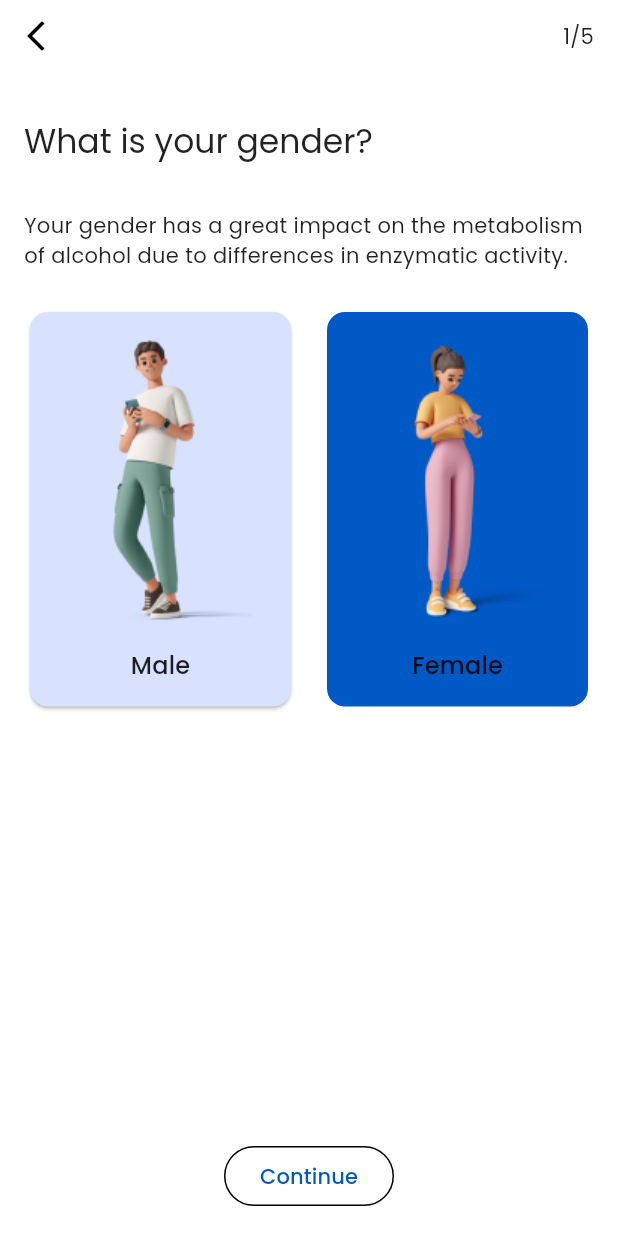
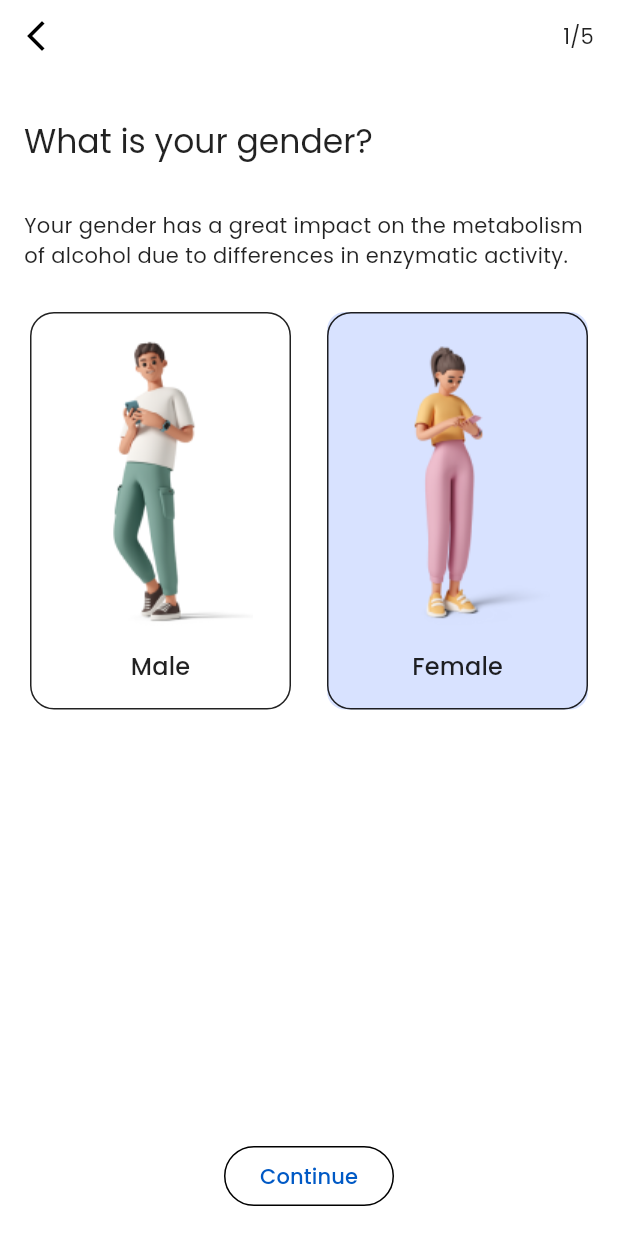
Before and after one commit to FERNman/drimble, a Flutter app: the OnboardingSelectGenderPage screen opened by its route, on a phone screen of 412 x 824 dp. Run offline on Flutter 3.47's test engine with Material 2 defaults, Android fonts, the phone set to English and light mode, and no system bars; our stand-ins replace auto_route, date_time_picker, dotted_border, flutter_bloc, google_fonts, isar and 3 more; accounts and stored records are empty; generated files the repository leaves out were written again.

Commit message:
style: rework selectable card widget

```diff
--- a/lib/features/common/widgets/selectable_card.dart
+++ b/lib/features/common/widgets/selectable_card.dart
@@ -17,21 +17,21 @@ class SelectableCard extends StatelessWidget {
 
   @override
   Widget build(BuildContext context) {
-    final foregroundColor = isSelected ? context.colorScheme.onPrimary : context.colorScheme.onPrimaryContainer;
-    final backgroundColor = isSelected ? context.colorScheme.primary : context.colorScheme.primaryContainer;
+    final backgroundColor = isSelected ? context.colorScheme.primaryContainer : Colors.transparent;
 
     return Card(
       color: backgroundColor,
-      elevation: isSelected ? 0.0 : 1.0,
+      elevation: 0.0,
       clipBehavior: Clip.hardEdge,
       child: InkWell(
         onTap: onSelect,
-        child: Padding(
+        child: Container(
           padding: const EdgeInsets.all(16),
-          child: DefaultTextStyle.merge(
-            style: TextStyle(color: foregroundColor),
-            child: child,
+          decoration: BoxDecoration(
+            border: Border.all(color: Colors.black87),
+            borderRadius: BorderRadius.circular(16),
           ),
+          child: child,
         ),
       ),
     );
```
